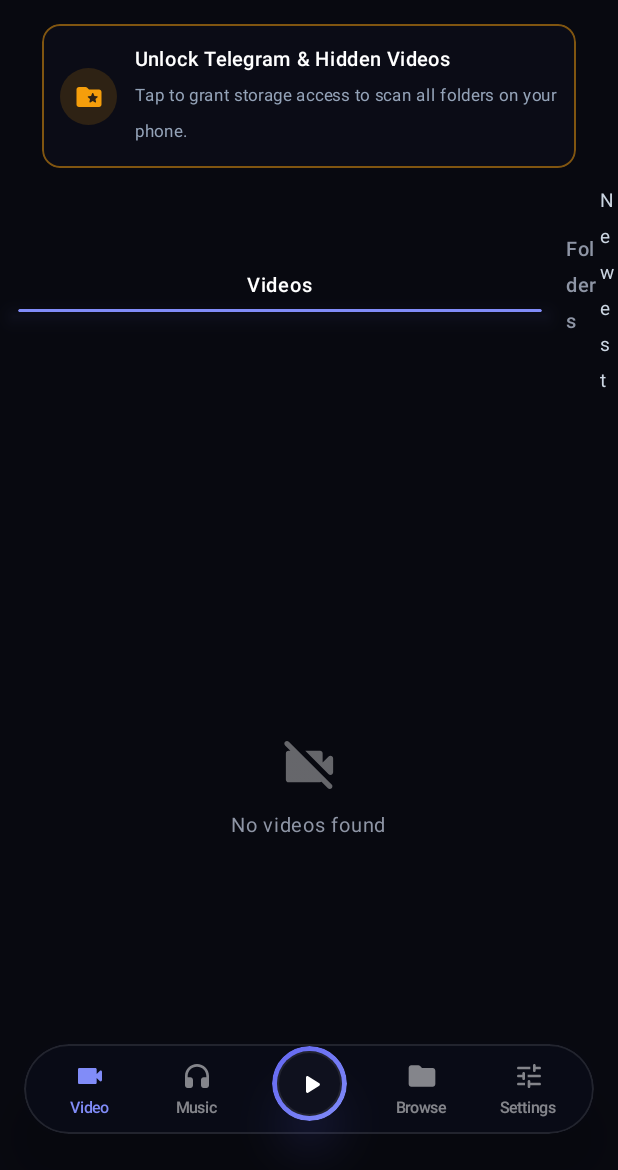
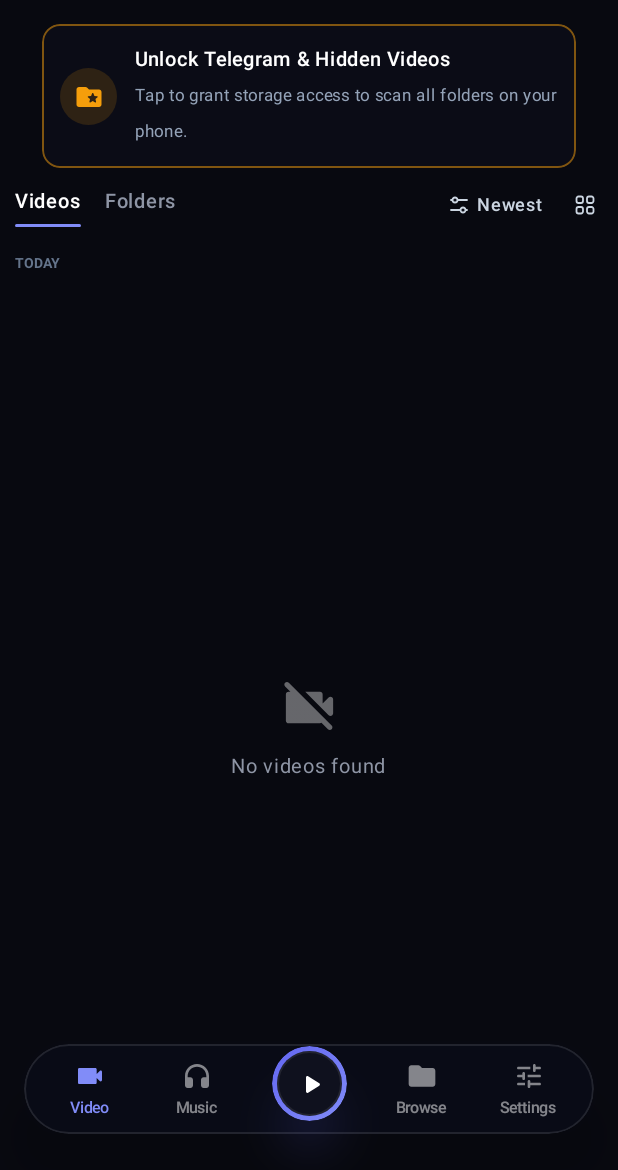
Before and after one commit to Mohammad-Shahid-07/playme, an Android app built with Jetpack Compose: the screen it shows after launch (MainActivity), on a phone screen of 412 x 824 dp, the part 66-1236 px from its top. Run offline under Robolectric (Android 15) with nearby library versions, the phone set to English and light mode, and no system bars; 1 statement that could not run was skipped.

Commit message:
fix(ui): match VideoSubNav layout and tab scope with prototype

```diff
--- a/app/src/main/java/com/playme/player/MainActivity.kt
+++ b/app/src/main/java/com/playme/player/MainActivity.kt
@@ -23,6 +23,7 @@ import com.playme.player.core.designsystem.PlayMeTheme
 import com.playme.player.feature.library.ui.LibraryScreen
 import com.playme.player.feature.navigation.BottomNavBar
 import com.playme.player.feature.navigation.MainNavTab
+import com.playme.player.feature.navigation.MainTabPlaceholderView
 
 class MainActivity : ComponentActivity() {
 
@@ -53,10 +54,7 @@ class MainActivity : ComponentActivity() {
                                 )
                             }
                             else -> {
-                                // Music, Browse, Settings placeholders
-                                LibraryScreen(
-                                    onVideoClick = { }
-                                )
+                                MainTabPlaceholderView(tab = currentTab)
                             }
                         }
 
--- /dev/null
+++ b/app/src/main/java/com/playme/player/core/designsystem/PlayMeIcons.kt
@@ -0,0 +1,186 @@
+package com.playme.player.core.designsystem
+
+import androidx.compose.foundation.Canvas
+import androidx.compose.foundation.layout.size
+import androidx.compose.runtime.Composable
+import androidx.compose.ui.Modifier
+import androidx.compose.ui.geometry.CornerRadius
+import androidx.compose.ui.geometry.Offset
+import androidx.compose.ui.geometry.Size
+import androidx.compose.ui.graphics.Color
+import androidx.compose.ui.graphics.Path
+import androidx.compose.ui.graphics.StrokeCap
+import androidx.compose.ui.graphics.StrokeJoin
+import androidx.compose.ui.graphics.drawscope.Stroke
+import androidx.compose.ui.unit.Dp
+import androidx.compose.ui.unit.dp
+
+/**
+ * Custom vector icons matching ui_prototype/src/components/icons/NavIcons.tsx
+ */
+
+@Composable
+fun SortSlidersIcon(
+    color: Color = Color(0xFFCBD5E1),
+    size: Dp = 16.dp,
+    modifier: Modifier = Modifier
+) {
+    Canvas(modifier = modifier.size(size)) {
+        val s = this.size.width / 24f
+        val strokeWidth = 1.8f * s
+
+        // Top line
+        drawLine(
+            color = color,
+            start = Offset(4f * s, 7f * s),
+            end = Offset(20f * s, 7f * s),
+            strokeWidth = strokeWidth,
+            cap = StrokeCap.Round
+        )
+        // Top slider thumb circle at (8, 7)
+        drawCircle(
+            color = Color(0xFF0C0E18),
+            radius = 2.5f * s,
+            center = Offset(8f * s, 7f * s)
+        )
+        drawCircle(
+            color = color,
+            radius = 2.5f * s,
+            center = Offset(8f * s, 7f * s),
+            style = Stroke(width = strokeWidth)
+        )
+
+        // Bottom line
+        drawLine(
+            color = color,
+            start = Offset(4f * s, 17f * s),
+            end = Offset(20f * s, 17f * s),
+            strokeWidth = strokeWidth,
+            cap = StrokeCap.Round
+        )
+        // Bottom slider thumb circle at (16, 17)
+        drawCircle(
+            color = Color(0xFF0C0E18),
+            radius = 2.5f * s,
+            center = Offset(16f * s, 17f * s)
+        )
+        drawCircle(
+            color = color,
+            radius = 2.5f * s,
+            center = Offset(16f * s, 17f * s),
+            style = Stroke(width = strokeWidth)
+        )
+    }
+}
+
+@Composable
+fun GridViewIcon(
+    color: Color = Color(0xFFCBD5E1),
+    size: Dp = 16.dp,
+    modifier: Modifier = Modifier
+) {
+    Canvas(modifier = modifier.size(size)) {
+        val s = this.size.width / 24f
+        val strokeWidth = 1.8f * s
+        val corner = CornerRadius(2f * s, 2f * s)
+        val style = Stroke(width = strokeWidth)
+
+        // Top-left rect
+        drawRoundRect(
+            color = color,
+            topLeft = Offset(3.5f * s, 3.5f * s),
+            size = Size(6.5f * s, 6.5f * s),
+            cornerRadius = corner,
+            style = style
+        )
+        // Top-right rect
+        drawRoundRect(
+            color = color,
+            topLeft = Offset(14f * s, 3.5f * s),
+            size = Size(6.5f * s, 6.5f * s),
+            cornerRadius = corner,
+            style = style
+        )
+        // Bottom-left rect
+        drawRoundRect(
+            color = color,
+            topLeft = Offset(3.5f * s, 14f * s),
+            size = Size(6.5f * s, 6.5f * s),
+            cornerRadius = corner,
+            style = style
+        )
+        // Bottom-right rect
+        drawRoundRect(
+            color = color,
+            topLeft = Offset(14f * s, 14f * s),
+            size = Size(6.5f * s, 6.5f * s),
+            cornerRadius = corner,
+            style = style
+        )
+    }
+}
+
+@Composable
+fun ListViewIcon(
+    color: Color = Color(0xFFCBD5E1),
+    size: Dp = 16.dp,
+    modifier: Modifier = Modifier
+) {
+    Canvas(modifier = modifier.size(size)) {
+        val s = this.size.width / 24f
+        val strokeWidth = 1.8f * s
+
+        // 3 horizontal bars
+        drawLine(
+            color = color,
+            start = Offset(8.5f * s, 6f * s),
+            end = Offset(20.5f * s, 6f * s),
+            strokeWidth = strokeWidth,
+            cap = StrokeCap.Round
+        )
+        drawLine(
+            color = color,
+            start = Offset(8.5f * s, 12f * s),
+            end = Offset(20.5f * s, 12f * s),
+            strokeWidth = strokeWidth,
+            cap = StrokeCap.Round
+        )
+        drawLine(
+            color = color,
+            start = Offset(8.5f * s, 18f * s),
+            end = Offset(20.5f * s, 18f * s),
+            strokeWidth = strokeWidth,
+            cap = StrokeCap.Round
+        )
+
+        // 3 bullet points
+        drawCircle(color = color, radius = 1.2f * s, center = Offset(4.5f * s, 6f * s))
+        drawCircle(color = color, radius = 1.2f * s, center = Offset(4.5f * s, 12f * s))
+        drawCircle(color = color, radius = 1.2f * s, center = Offset(4.5f * s, 18f * s))
+    }
+}
+
+@Composable
+fun CheckmarkIcon(
+    color: Color = Color(0xFF818CF8),
+    size: Dp = 14.dp,
+    modifier: Modifier = Modifier
+) {
+    Canvas(modifier = modifier.size(size)) {
+        val s = this.size.width / 24f
+        val path = Path().apply {
+            moveTo(4f * s, 12f * s)
+            lineTo(9f * s, 17f * s)
+            lineTo(20f * s, 6f * s)
+        }
+        drawPath(
+            path = path,
+            color = color,
+            style = Stroke(
+                width = 2.2f * s,
+                cap = StrokeCap.Round,
+                join = StrokeJoin.Round
+            )
+        )
+    }
+}
--- a/app/src/main/java/com/playme/player/feature/library/ui/VideoSubNavBar.kt
+++ b/app/src/main/java/com/playme/player/feature/library/ui/VideoSubNavBar.kt
@@ -1,23 +1,24 @@
 package com.playme.player.feature.library.ui
 
 import androidx.compose.foundation.background
+import androidx.compose.foundation.border
 import androidx.compose.foundation.clickable
+import androidx.compose.foundation.interaction.MutableInteractionSource
 import androidx.compose.foundation.layout.Arrangement
 import androidx.compose.foundation.layout.Box
 import androidx.compose.foundation.layout.Column
+import androidx.compose.foundation.layout.IntrinsicSize
 import androidx.compose.foundation.layout.Row
+import androidx.compose.foundation.layout.Spacer
 import androidx.compose.foundation.layout.fillMaxWidth
 import androidx.compose.foundation.layout.height
 import androidx.compose.foundation.layout.padding
 import androidx.compose.foundation.layout.size
+import androidx.compose.foundation.layout.width
 import androidx.compose.foundation.shape.CircleShape
-import androidx.compose.material.icons.Icons
-import androidx.compose.material.icons.automirrored.rounded.ViewList
-import androidx.compose.material.icons.rounded.GridView
-import androidx.compose.material.icons.rounded.KeyboardArrowDown
+import androidx.compose.foundation.shape.RoundedCornerShape
 import androidx.compose.material3.DropdownMenu
 import androidx.compose.material3.DropdownMenuItem
-import androidx.compose.material3.Icon
 import androidx.compose.material3.Text
 import androidx.compose.runtime.Composable
 import androidx.compose.runtime.getValue
@@ -27,11 +28,14 @@ import androidx.compose.runtime.setValue
 import androidx.compose.ui.Alignment
 import androidx.compose.ui.Modifier
 import androidx.compose.ui.draw.clip
-import androidx.compose.ui.draw.shadow
 import androidx.compose.ui.graphics.Color
 import androidx.compose.ui.text.font.FontWeight
 import androidx.compose.ui.unit.dp
 import androidx.compose.ui.unit.sp
+import com.playme.player.core.designsystem.CheckmarkIcon
+import com.playme.player.core.designsystem.GridViewIcon
+import com.playme.player.core.designsystem.ListViewIcon
+import com.playme.player.core.designsystem.SortSlidersIcon
 import com.playme.player.core.model.SortOption
 import com.playme.player.core.model.VideoSubTab
 import com.playme.player.core.model.ViewMode
@@ -46,26 +50,32 @@ fun VideoSubNavBar(
     onViewModeToggle: () -> Unit,
     modifier: Modifier = Modifier
 ) {
-    var showSortMenu by remember { mutableStateOf(false) }
+    var isSortMenuOpen by remember { mutableStateOf(false) }
 
-    Row(
+    Column(
         modifier = modifier
             .fillMaxWidth()
-            .padding(start = 2.dp, end = 2.dp, top = 2.dp, bottom = 4.dp),
+            .padding(top = 2.dp)
+    ) {
+        // 1. Sub-Navigation Bar: Left Tabs & Right Controls
+        Row(
+            modifier = Modifier
+                .fillMaxWidth()
+                .padding(bottom = 2.dp),
             verticalAlignment = Alignment.CenterVertically,
             horizontalArrangement = Arrangement.SpaceBetween
         ) {
-        // Left: Videos / Folders Tab Buttons with Underline Indicator
+            // Left: Videos / Folders Tab Buttons (gap: 16px)
             Row(
                 verticalAlignment = Alignment.CenterVertically,
                 horizontalArrangement = Arrangement.spacedBy(16.dp)
             ) {
-            SubNavTextTab(
+                SubNavTabButton(
                     label = "Videos",
                     isActive = activeTab == VideoSubTab.VIDEOS,
                     onClick = { onTabChange(VideoSubTab.VIDEOS) }
                 )
-            SubNavTextTab(
+                SubNavTabButton(
                     label = "Folders",
                     isActive = activeTab == VideoSubTab.FOLDERS,
                     onClick = { onTabChange(VideoSubTab.FOLDERS) }
@@ -81,77 +91,105 @@ fun VideoSubNavBar(
                 Box {
                     Row(
                         modifier = Modifier
-                        .clickable { showSortMenu = true }
-                        .padding(vertical = 2.dp),
+                            .clip(RoundedCornerShape(6.dp))
+                            .clickable { isSortMenuOpen = true }
+                            .padding(horizontal = 4.dp, vertical = 2.dp),
                         verticalAlignment = Alignment.CenterVertically,
-                    horizontalArrangement = Arrangement.spacedBy(3.dp)
+                        horizontalArrangement = Arrangement.spacedBy(4.dp)
                     ) {
+                        SortSlidersIcon(color = Color(0xFFCBD5E1), size = 16.dp)
                         Text(
-                        text = sortOption.name.lowercase().replaceFirstChar { it.uppercase() },
+                            text = sortOptionLabel(sortOption),
                             color = Color(0xFFCBD5E1),
-                        fontSize = 12.5.sp,
-                        fontWeight = FontWeight.Normal
-                    )
-                    Icon(
-                        imageVector = Icons.Rounded.KeyboardArrowDown,
-                        contentDescription = "Sort Options",
-                        tint = Color(0xFFCBD5E1),
-                        modifier = Modifier.size(15.dp)
+                            fontSize = 12.sp,
+                            fontWeight = FontWeight.Medium
                         )
                     }
 
+                    // Obsidian Popover Dropdown matching VideoSubNav.css
                     DropdownMenu(
-                    expanded = showSortMenu,
-                    onDismissRequest = { showSortMenu = false },
-                    modifier = Modifier.background(Color(0xFF0F1220))
+                        expanded = isSortMenuOpen,
+                        onDismissRequest = { isSortMenuOpen = false },
+                        modifier = Modifier
+                            .background(Color(0xF00E111C))
+                            .border(1.dp, Color(0x1AFFFFFF), RoundedCornerShape(10.dp))
                     ) {
                         SortOption.entries.forEach { option ->
+                            val isSelected = option == sortOption
                             DropdownMenuItem(
                                 text = {
+                                    Row(
+                                        modifier = Modifier
+                                            .fillMaxWidth()
+                                            .padding(horizontal = 4.dp),
+                                        verticalAlignment = Alignment.CenterVertically,
+                                        horizontalArrangement = Arrangement.SpaceBetween
+                                    ) {
                                         Text(
-                                    text = option.name.lowercase().replaceFirstChar { it.uppercase() },
-                                    color = if (option == sortOption) Color(0xFF818CF8) else Color.White,
-                                    fontSize = 13.sp,
-                                    fontWeight = if (option == sortOption) FontWeight.Bold else FontWeight.Normal
+                                            text = sortOptionLabel(option),
+                                            color = if (isSelected) Color(0xFF818CF8) else Color(0xFFCBD5E1),
+                                            fontSize = 12.sp,
+                                            fontWeight = if (isSelected) FontWeight.SemiBold else FontWeight.Medium
                                         )
+                                        if (isSelected) {
+                                            Spacer(modifier = Modifier.width(8.dp))
+                                            CheckmarkIcon(color = Color(0xFF818CF8), size = 14.dp)
+                                        }
+                                    }
                                 },
                                 onClick = {
                                     onSortChange(option)
-                                showSortMenu = false
+                                    isSortMenuOpen = false
                                 }
                             )
                         }
                     }
                 }
 
-            // View Mode Toggle (18px icon, #CBD5E1)
+                // Grid / List View Toggle Button
                 Box(
                     modifier = Modifier
-                    .size(28.dp)
+                        .size(24.dp)
+                        .clip(RoundedCornerShape(6.dp))
                         .clickable(onClick = onViewModeToggle),
                     contentAlignment = Alignment.Center
                 ) {
-                Icon(
-                    imageVector = if (viewMode == ViewMode.LIST) Icons.Rounded.GridView else Icons.AutoMirrored.Rounded.ViewList,
-                    contentDescription = "Toggle Grid/List",
-                    tint = Color(0xFFCBD5E1),
-                    modifier = Modifier.size(18.dp)
-                )
+                    if (viewMode == ViewMode.LIST) {
+                        GridViewIcon(color = Color(0xFFCBD5E1), size = 16.dp)
+                    } else {
+                        ListViewIcon(color = Color(0xFFCBD5E1), size = 16.dp)
                     }
                 }
             }
         }
 
+        // 2. Section Header: "TODAY" or "DEVICE FOLDERS" (9.5px, bold, uppercase, #64748B)
+        Text(
+            text = if (activeTab == VideoSubTab.VIDEOS) "TODAY" else "DEVICE FOLDERS",
+            color = Color(0xFF64748B),
+            fontSize = 9.5.sp,
+            fontWeight = FontWeight.Bold,
+            letterSpacing = 0.08.sp,
+            modifier = Modifier.padding(top = 8.dp, bottom = 6.dp)
+        )
+    }
+}
+
 @Composable
-private fun SubNavTextTab(
+private fun SubNavTabButton(
     label: String,
     isActive: Boolean,
     onClick: () -> Unit
 ) {
     Column(
         modifier = Modifier
-            .clickable(onClick = onClick)
-            .padding(bottom = 2.dp),
+            .width(IntrinsicSize.Max)
+            .clickable(
+                interactionSource = remember { MutableInteractionSource() },
+                indication = null,
+                onClick = onClick
+            )
+            .padding(top = 2.dp, bottom = 2.dp),
         horizontalAlignment = Alignment.CenterHorizontally
     ) {
         Text(
@@ -160,24 +198,26 @@ private fun SubNavTextTab(
             fontSize = 13.5.sp,
             fontWeight = if (isActive) FontWeight.SemiBold else FontWeight.Medium
         )
-
-        // Active Indicator Line: 2px bar #818CF8
+        Spacer(modifier = Modifier.height(3.dp))
         if (isActive) {
             Box(
                 modifier = Modifier
-                    .padding(top = 4.dp)
+                    .fillMaxWidth()
                     .height(2.dp)
-                    .fillMaxWidth(0.9f)
-                    .shadow(
-                        elevation = 8.dp,
-                        shape = CircleShape,
-                        spotColor = Color(0x99818CF8)
-                    )
                     .clip(CircleShape)
                     .background(Color(0xFF818CF8))
             )
         } else {
-            Box(modifier = Modifier.height(6.dp))
+            Spacer(modifier = Modifier.height(2.dp))
         }
     }
 }
+
+private fun sortOptionLabel(option: SortOption): String {
+    return when (option) {
+        SortOption.NEWEST -> "Newest"
+        SortOption.NAME -> "Name"
+        SortOption.SIZE -> "Size"
+        SortOption.DURATION -> "Duration"
+    }
+}
```
Also changed, not shown: app/src/main/java/com/playme/player/feature/library/ui/FolderCardItem.kt (+60 -12 lines), app/src/main/java/com/playme/player/feature/library/ui/LibraryScreen.kt (+23 -6 lines), app/src/main/java/com/playme/player/feature/navigation/MainTabPlaceholderView.kt (added, +131 -0 lines). Lines whose indentation alone changed are shown as unchanged.
